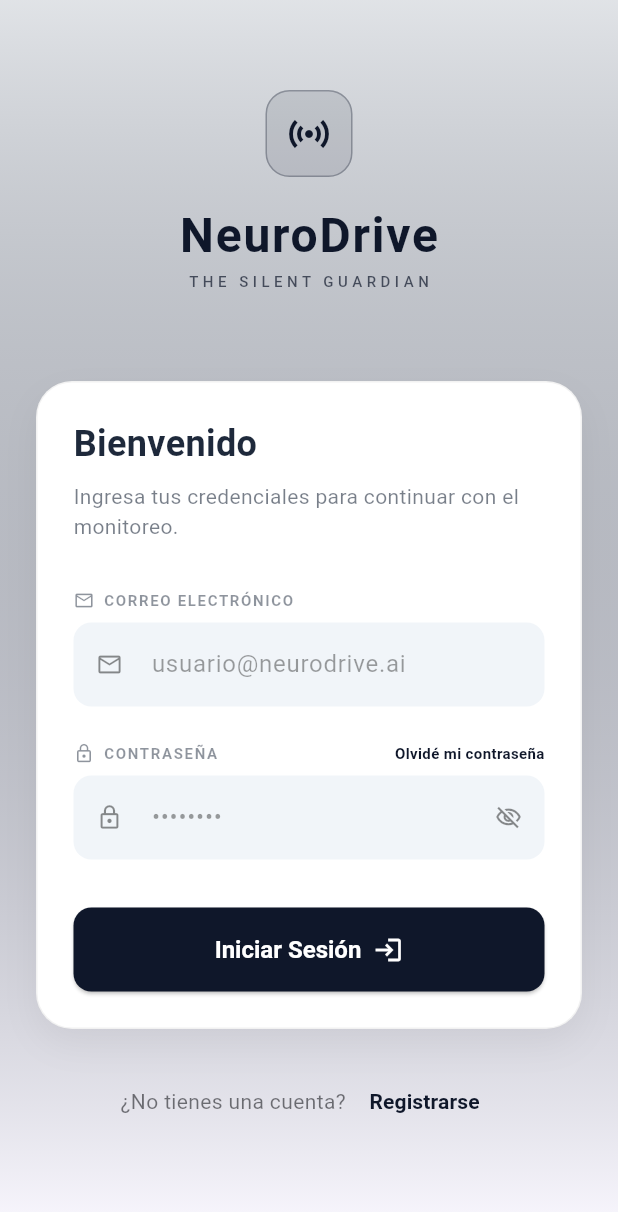
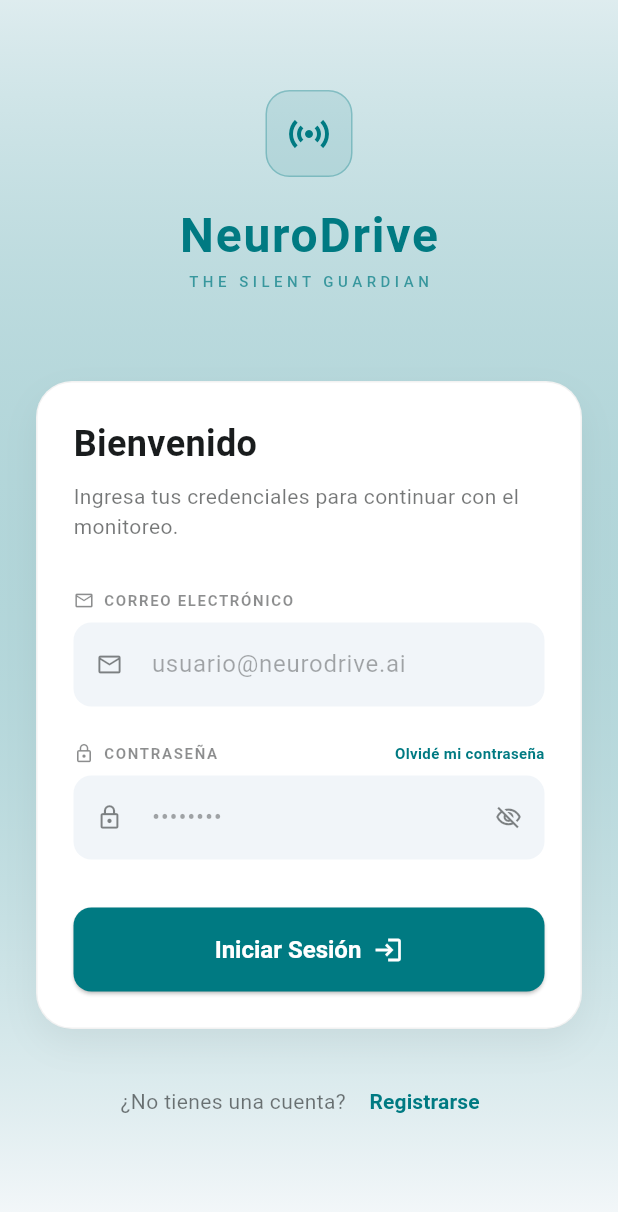
Before and after one commit to ra0214/neurodrive-app, a Flutter app: the screen it shows after launch, on a phone screen of 412 x 824 dp. Shown: the top 1212 px of the screen. Run offline on Flutter 3.47's test engine with Material 3 defaults, Android fonts, the phone set to English and light mode, and no system bars; our stand-ins replace device_preview; missing offline and left inert: flutter_windowmanager, safe_device; accounts and stored records are empty.

Commit message:
style: actualizar paletas de colores oficiales para modo claro y oscuro

```diff
--- a/lib/core/theme/app_theme.dart
+++ b/lib/core/theme/app_theme.dart
@@ -1,31 +1,40 @@
 import 'package:flutter/material.dart';
 
 class AppTheme {
-  // Common Colors
-  static const Color primaryCyan = Color(0xFF00E5FF);
+  // Brand Colors
+  static const Color cyanNeuroDrive = Color(0xFF00F1FE);
+
+  // Light Theme Colors
+  static const Color lightActionPrimary = Color(0xFF007A82);
+  static const Color lightBackground = Color(0xFFF7F9FB);
+  static const Color lightSurface = Colors.white;
+  static const Color lightTextPrimary = Color(0xFF191C1D);
+  static const Color lightError = Color(0xFFBA1A1A);
+  static const Color lightInputFill = Color(0xFFF1F5F9);
 
   // Dark Theme Colors
-  static const Color darkBackground = Color(0xFF0B1220);
-  static const Color darkSurface = Color(0xFF161D2D);
+  static const Color darkBackground = Color(0xFF08132A);
+  static const Color darkSurface = Color(0xFF101B33);
+  static const Color darkTextPrimary = Color(0xFFD9E2FF);
+  static const Color darkError = Color(0xFFFFB4AB);
   static const Color darkInputFill = Color(0xFF1E2738);
-
-  // Light Theme Colors
-  static const Color lightBackground = Color(0xFFF8FAFC);
-  static const Color lightSurface = Colors.white;
-  static const Color lightPrimary = Color(0xFF0F172A);
-  static const Color lightInputFill = Color(0xFFF1F5F9);
 
   static ThemeData get darkTheme {
     return ThemeData(
       useMaterial3: true,
       brightness: Brightness.dark,
       colorScheme: ColorScheme.fromSeed(
-        seedColor: primaryCyan,
+        seedColor: cyanNeuroDrive,
         brightness: Brightness.dark,
-        primary: primaryCyan,
+        primary: cyanNeuroDrive,
         onPrimary: Colors.black,
+        secondary: cyanNeuroDrive,
         surface: darkSurface,
-        onSurface: Colors.white,
+        onSurface: darkTextPrimary,
+        background: darkBackground,
+        onBackground: darkTextPrimary,
+        error: darkError,
+        onError: Colors.black,
       ),
       scaffoldBackgroundColor: darkBackground,
       inputDecorationTheme: InputDecorationTheme(
@@ -41,17 +50,17 @@ class AppTheme {
         ),
         focusedBorder: OutlineInputBorder(
           borderRadius: BorderRadius.circular(12),
-          borderSide: const BorderSide(color: primaryCyan, width: 1),
+          borderSide: const BorderSide(color: cyanNeuroDrive, width: 1),
         ),
-        hintStyle: const TextStyle(color: Colors.white38),
-        prefixIconColor: Colors.white54,
-        suffixIconColor: Colors.white54,
+        hintStyle: TextStyle(color: darkTextPrimary.withValues(alpha: 0.38)),
+        prefixIconColor: darkTextPrimary.withValues(alpha: 0.54),
+        suffixIconColor: darkTextPrimary.withValues(alpha: 0.54),
       ),
       elevatedButtonTheme: ElevatedButtonThemeData(
         style: ElevatedButton.styleFrom(
-          backgroundColor: primaryCyan,
+          backgroundColor: cyanNeuroDrive,
           foregroundColor: Colors.black,
-          minimumSize: const Size(88, 56), // Removed double.infinity to avoid crashes in Rows
+          minimumSize: const Size(88, 56),
           shape: RoundedRectangleBorder(
             borderRadius: BorderRadius.circular(12),
           ),
@@ -66,12 +75,17 @@ class AppTheme {
       useMaterial3: true,
       brightness: Brightness.light,
       colorScheme: ColorScheme.fromSeed(
-        seedColor: lightPrimary,
+        seedColor: lightActionPrimary,
         brightness: Brightness.light,
-        primary: lightPrimary,
+        primary: lightActionPrimary,
         onPrimary: Colors.white,
+        secondary: cyanNeuroDrive,
         surface: lightSurface,
-        onSurface: const Color(0xFF1E293B),
+        onSurface: lightTextPrimary,
+        background: lightBackground,
+        onBackground: lightTextPrimary,
+        error: lightError,
+        onError: Colors.white,
       ),
       scaffoldBackgroundColor: lightBackground,
       inputDecorationTheme: InputDecorationTheme(
@@ -87,17 +101,17 @@ class AppTheme {
         ),
         focusedBorder: OutlineInputBorder(
           borderRadius: BorderRadius.circular(12),
-          borderSide: const BorderSide(color: lightPrimary, width: 1),
+          borderSide: const BorderSide(color: lightActionPrimary, width: 1),
         ),
-        hintStyle: const TextStyle(color: Colors.black38),
-        prefixIconColor: Colors.black45,
-        suffixIconColor: Colors.black45,
+        hintStyle: TextStyle(color: lightTextPrimary.withValues(alpha: 0.38)),
+        prefixIconColor: lightTextPrimary.withValues(alpha: 0.54),
+        suffixIconColor: lightTextPrimary.withValues(alpha: 0.54),
       ),
       elevatedButtonTheme: ElevatedButtonThemeData(
         style: ElevatedButton.styleFrom(
-          backgroundColor: lightPrimary,
+          backgroundColor: lightActionPrimary,
           foregroundColor: Colors.white,
-          minimumSize: const Size(88, 56), // Removed double.infinity
+          minimumSize: const Size(88, 56),
           shape: RoundedRectangleBorder(
             borderRadius: BorderRadius.circular(12),
           ),
```
Also changed, not shown: lib/core/security/security_service.dart (added, +50 -0 lines).
